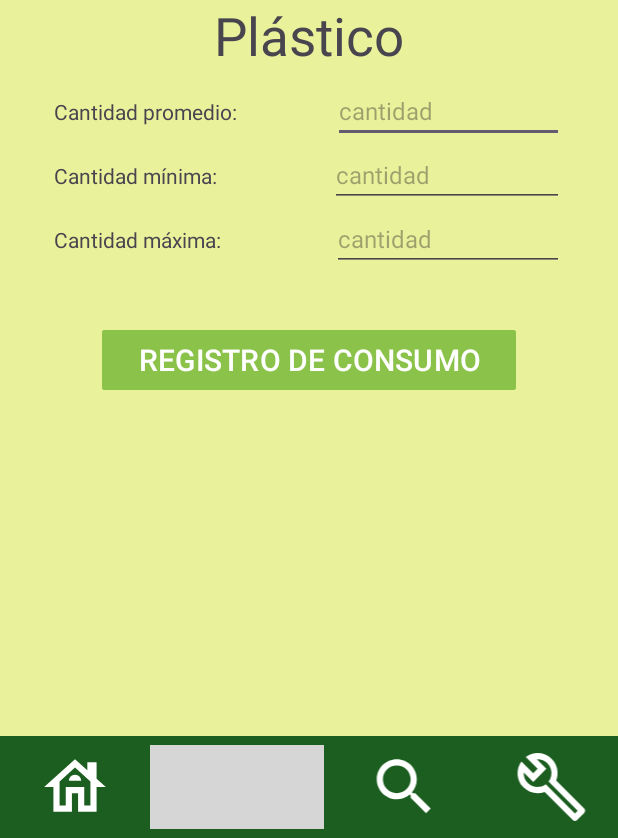
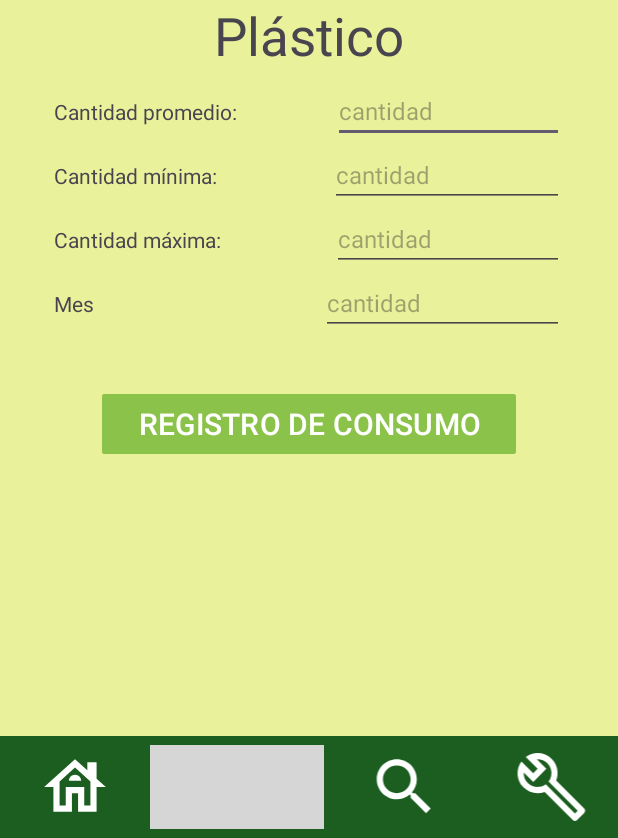
Before and after one commit to fernandasandoTKD/EcoRecicla, an Android app: the PlasticActivity screen opened directly, with no data from a screen before it, on a phone screen of 412 x 824 dp, the part 398-1236 px from its top. Run offline under Robolectric (Android 15) with nearby library versions, the phone set to English and light mode, and no system bars; Roboto replaces fonts that are not available here; grey boxes are pictures that could not be loaded.

Commit message:
ER-14 FEAT: Read of table

```diff
--- a/app/src/main/java/com/example/ecorecicla/PlasticActivity.java
+++ b/app/src/main/java/com/example/ecorecicla/PlasticActivity.java
@@ -2,6 +2,7 @@ package com.example.ecorecicla;
 
 import androidx.appcompat.app.AppCompatActivity;
 
+import android.annotation.SuppressLint;
 import android.content.Intent;
 import android.os.Bundle;
 import android.view.View;
@@ -19,9 +20,10 @@ import java.io.FileWriter;
 public class PlasticActivity extends AppCompatActivity {
 
     ImageView home;
-    EditText max, min, pro;
+    EditText max, min, pro, month;
     Button registerPlastic;
 
+    @SuppressLint("MissingInflatedId")
     @Override
     protected void onCreate(Bundle savedInstanceState) {
         super.onCreate(savedInstanceState);
@@ -30,6 +32,7 @@ public class PlasticActivity extends AppCompatActivity {
         max=findViewById(R.id.txtMax);
         min=findViewById(R.id.txtMin);
         pro=findViewById(R.id.txtprom);
+        month=findViewById(R.id.txtMes);
         registerPlastic=findViewById(R.id.btnRegisterPlas);
 
         Intent homeSection= new Intent (this, HomeActivity.class);
@@ -46,7 +49,10 @@ public class PlasticActivity extends AppCompatActivity {
                 //Verificación de campos
                 if(! max.getText().toString().isEmpty() &&
                     !min.getText().toString().isEmpty() &&
-                    !pro.getText().toString().isEmpty()){
+                    !pro.getText().toString().isEmpty() && !month.getText().toString().isEmpty()){
+
+
+
 
                     //Almacenamiento en TXT y definición de archivo
 
@@ -56,9 +62,10 @@ public class PlasticActivity extends AppCompatActivity {
 
                         //BufferedWriter, nos permite guardar y capturar a consumo
                         BufferedWriter bufferedWriter= new BufferedWriter(writer);
-                        String consumo=max.getText().toString()+","+
+                        String consumo= max.getText().toString()+","+
                                         min.getText().toString()+","+
-                                        pro.getText().toString()+",";
+                                        pro.getText().toString()+","+
+                                        month.getText().toString()+",";
                         bufferedWriter.write(consumo);
                         bufferedWriter.newLine();
                         bufferedWriter.close();
@@ -70,6 +77,7 @@ public class PlasticActivity extends AppCompatActivity {
                     max.setText("");
                     min.setText("");
                     pro.setText("");
+                    month.setText("");
 
 
                 }else{
--- a/app/src/main/res/layout/activity_plastic.xml
+++ b/app/src/main/res/layout/activity_plastic.xml
@@ -119,6 +119,32 @@
             android:textSize="16dp" />
     </LinearLayout>
 
+    <LinearLayout
+        android:layout_width="340dp"
+        android:layout_height="wrap_content"
+        android:orientation="horizontal">
+
+        <TextView
+            android:id="@+id/textViewSection"
+            android:layout_width="wrap_content"
+            android:layout_height="wrap_content"
+            android:layout_weight="1"
+            android:text="Mes"
+            tools:ignore="DuplicateIds" />
+
+        <EditText
+            android:id="@+id/txtMes"
+            android:layout_width="10dp"
+            android:layout_height="wrap_content"
+            android:layout_weight="1"
+            android:ems="10"
+            android:hint="cantidad"
+            android:inputType="text"
+            android:textSize="16dp" />
+
+
+    </LinearLayout>
+
     <Space
         android:layout_width="wrap_content"
         android:layout_height="35dp" />
```
Also changed, not shown: app/src/main/java/com/example/ecorecicla/EstadistcsActivity.java (+28 -0 lines), app/src/main/res/layout/activity_estadistcs.xml (+23 -4 lines).
